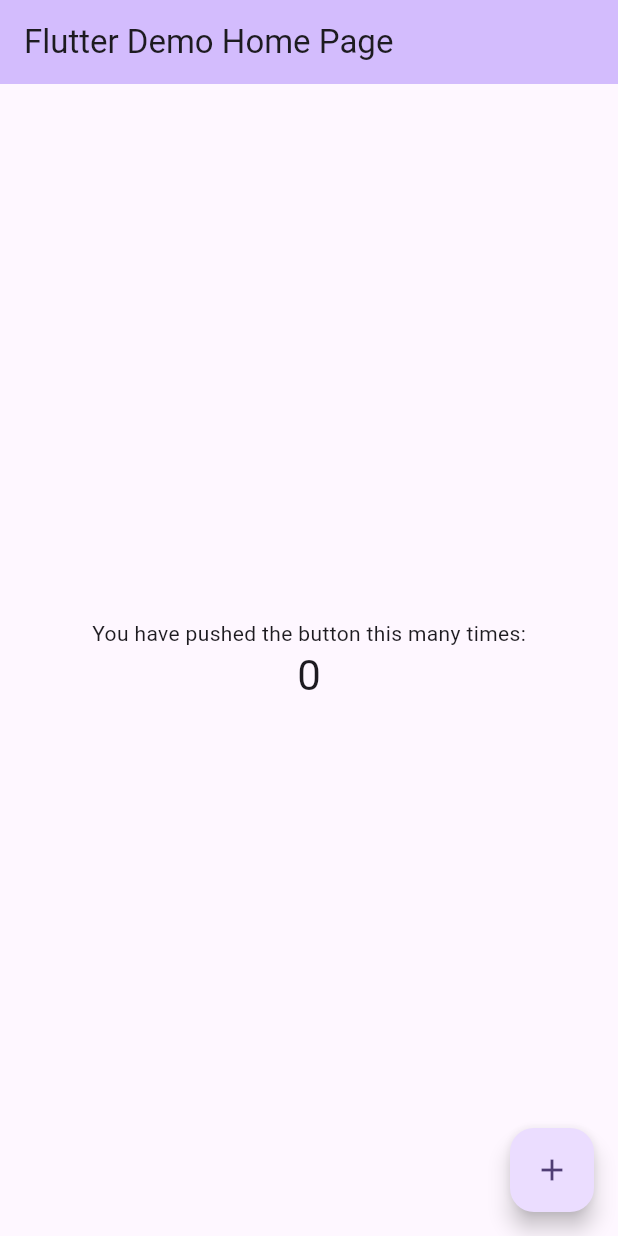
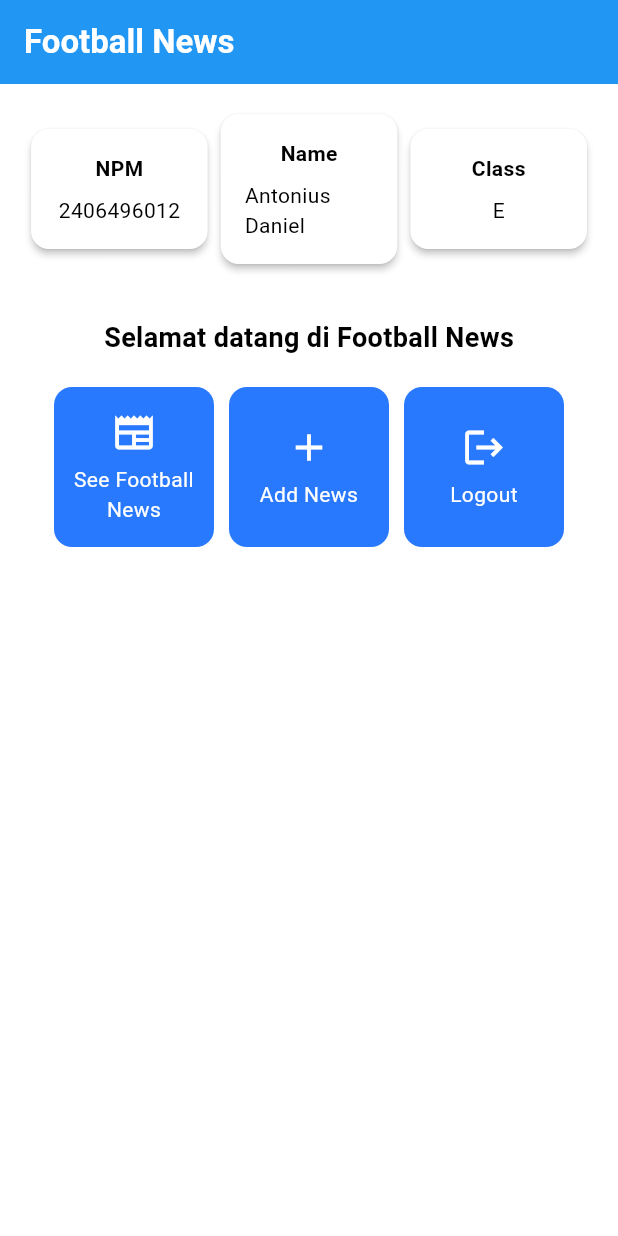
Before and after one commit to antoniusdaniel06/football-news-mobile, a Flutter app: the screen it shows after launch, on a phone screen of 412 x 824 dp. Run offline on Flutter 3.47's test engine with Material 3 defaults, Android fonts, the phone set to English and light mode, and no system bars.

Commit message:
selesai tutorial 6

```diff
--- a/football_news/lib/main.dart
+++ b/football_news/lib/main.dart
@@ -1,4 +1,5 @@
 import 'package:flutter/material.dart';
+import 'package:football_news/menu.dart';
 
 void main() {
   runApp(const MyApp());
@@ -28,95 +29,10 @@ class MyApp extends StatelessWidget {
         //
         // This works for code too, not just values: Most code changes can be
         // tested with just a hot reload.
-        colorScheme: ColorScheme.fromSeed(seedColor: Colors.deepPurple),
+        colorScheme:ColorScheme.fromSwatch(primarySwatch: Colors.blue)
+            .copyWith(secondary: Colors.blueAccent[400]),
       ),
-      home: const MyHomePage(title: 'Flutter Demo Home Page'),
+      home: MyHomePage(),
     );
   }
 }
-
-class MyHomePage extends StatefulWidget {
-  const MyHomePage({super.key, required this.title});
-
-  // This widget is the home page of your application. It is stateful, meaning
-  // that it has a State object (defined below) that contains fields that affect
-  // how it looks.
-
-  // This class is the configuration for the state. It holds the values (in this
-  // case the title) provided by the parent (in this case the App widget) and
-  // used by the build method of the State. Fields in a Widget subclass are
-  // always marked "final".
-
-  final String title;
-
-  @override
-  State<MyHomePage> createState() => _MyHomePageState();
-}
-
-class _MyHomePageState extends State<MyHomePage> {
-  int _counter = 0;
-
-  void _incrementCounter() {
-    setState(() {
-      // This call to setState tells the Flutter framework that something has
-      // changed in this State, which causes it to rerun the build method below
-      // so that the display can reflect the updated values. If we changed
-      // _counter without calling setState(), then the build method would not be
-      // called again, and so nothing would appear to happen.
-      _counter++;
-    });
-  }
-
-  @override
-  Widget build(BuildContext context) {
-    // This method is rerun every time setState is called, for instance as done
-    // by the _incrementCounter method above.
-    //
-    // The Flutter framework has been optimized to make rerunning build methods
-    // fast, so that you can just rebuild anything that needs updating rather
-    // than having to individually change instances of widgets.
-    return Scaffold(
-      appBar: AppBar(
-        // TRY THIS: Try changing the color here to a specific color (to
-        // Colors.amber, perhaps?) and trigger a hot reload to see the AppBar
-        // change color while the other colors stay the same.
-        backgroundColor: Theme.of(context).colorScheme.inversePrimary,
-        // Here we take the value from the MyHomePage object that was created by
-        // the App.build method, and use it to set our appbar title.
-        title: Text(widget.title),
-      ),
-      body: Center(
-        // Center is a layout widget. It takes a single child and positions it
-        // in the middle of the parent.
-        child: Column(
-          // Column is also a layout widget. It takes a list of children and
-          // arranges them vertically. By default, it sizes itself to fit its
-          // children horizontally, and tries to be as tall as its parent.
-          //
-          // Column has various properties to control how it sizes itself and
-          // how it positions its children. Here we use mainAxisAlignment to
-          // center the children vertically; the main axis here is the vertical
-          // axis because Columns are vertical (the cross axis would be
-          // horizontal).
-          //
-          // TRY THIS: Invoke "debug painting" (choose the "Toggle Debug Paint"
-          // action in the IDE, or press "p" in the console), to see the
-          // wireframe for each widget.
-          mainAxisAlignment: MainAxisAlignment.center,
-          children: <Widget>[
-            const Text('You have pushed the button this many times:'),
-            Text(
-              '$_counter',
-              style: Theme.of(context).textTheme.headlineMedium,
-            ),
-          ],
-        ),
-      ),
-      floatingActionButton: FloatingActionButton(
-        onPressed: _incrementCounter,
-        tooltip: 'Increment',
-        child: const Icon(Icons.add),
-      ), // This trailing comma makes auto-formatting nicer for build methods.
-    );
-  }
-}
--- /dev/null
+++ b/football_news/lib/menu.dart
@@ -0,0 +1,190 @@
+import 'package:flutter/material.dart';
+
+class MyHomePage extends StatelessWidget {
+    MyHomePage({super.key});
+
+    final String nama = "Antonius Daniel";
+    final String npm = "2406496012";
+    final String kelas = "E";
+
+    final List<ItemHomepage> items = [
+    ItemHomepage("See Football News", Icons.newspaper),
+    ItemHomepage("Add News", Icons.add),
+    ItemHomepage("Logout", Icons.logout),
+  ];
+
+   @override
+    Widget build(BuildContext context) {
+    // Scaffold menyediakan struktur dasar halaman dengan AppBar dan body.
+    return Scaffold(
+      // AppBar adalah bagian atas halaman yang menampilkan judul.
+      appBar: AppBar(
+        // Judul aplikasi "Football News" dengan teks putih dan tebal.
+        title: const Text(
+          'Football News',
+          style: TextStyle(
+            color: Colors.white,
+            fontWeight: FontWeight.bold,
+          ),
+        ),
+        // Warna latar belakang AppBar diambil dari skema warna tema aplikasi.
+        backgroundColor: Theme.of(context).colorScheme.primary,
+      ),
+      // Body halaman dengan padding di sekelilingnya.
+      body: Padding(
+        padding: const EdgeInsets.all(16.0),
+        // Menyusun widget secara vertikal dalam sebuah kolom.
+        child: Column(
+          crossAxisAlignment: CrossAxisAlignment.center,
+          children: [
+            // Row untuk menampilkan 3 InfoCard secara horizontal.
+            Row(
+              mainAxisAlignment: MainAxisAlignment.spaceEvenly,
+              children: [
+                InfoCard(title: 'NPM', content: npm),
+                InfoCard(title: 'Name', content: nama),
+                InfoCard(title: 'Class', content: kelas),
+              ],
+            ),
+
+            // Memberikan jarak vertikal 16 unit.
+            const SizedBox(height: 16.0),
+
+            // Menempatkan widget berikutnya di tengah halaman.
+            Center(
+              child: Column(
+                // Menyusun teks dan grid item secara vertikal.
+
+                children: [
+                  // Menampilkan teks sambutan dengan gaya tebal dan ukuran 18.
+                  const Padding(
+                    padding: EdgeInsets.only(top: 16.0),
+                    child: Text(
+                      'Selamat datang di Football News',
+                      style: TextStyle(
+                        fontWeight: FontWeight.bold,
+                        fontSize: 18.0,
+                      ),
+                    ),
+                  ),
+
+                  // Grid untuk menampilkan ItemCard dalam bentuk grid 3 kolom.
+                  GridView.count(
+                    primary: true,
+                    padding: const EdgeInsets.all(20),
+                    crossAxisSpacing: 10,
+                    mainAxisSpacing: 10,
+                    crossAxisCount: 3,
+                    // Agar grid menyesuaikan tinggi kontennya.
+                    shrinkWrap: true,
+
+                    // Menampilkan ItemCard untuk setiap item dalam list items.
+                    children: items.map((ItemHomepage item) {
+                      return ItemCard(item);
+                    }).toList(),
+                  ),
+                ],
+              ),
+            ),
+          ],
+        ),
+      ),
+    );
+    }
+}
+
+class ItemCard extends StatelessWidget {
+  // Menampilkan kartu dengan ikon dan nama.
+
+  final ItemHomepage item;
+
+  const ItemCard(this.item, {super.key});
+
+  @override
+  Widget build(BuildContext context) {
+    return Material(
+      // Menentukan warna latar belakang dari tema aplikasi.
+      color: Theme.of(context).colorScheme.secondary,
+      // Membuat sudut kartu melengkung.
+      borderRadius: BorderRadius.circular(12),
+
+      child: InkWell(
+        // Aksi ketika kartu ditekan.
+        onTap: () {
+          // Menampilkan pesan SnackBar saat kartu ditekan.
+          ScaffoldMessenger.of(context)
+            ..hideCurrentSnackBar()
+            ..showSnackBar(
+              SnackBar(content: Text("Kamu telah menekan tombol ${item.name}!"))
+            );
+        },
+        // Container untuk menyimpan Icon dan Text
+        child: Container(
+          padding: const EdgeInsets.all(8),
+          child: Center(
+            child: Column(
+              // Menyusun ikon dan teks di tengah kartu.
+              mainAxisAlignment: MainAxisAlignment.center,
+              children: [
+                Icon(
+                  item.icon,
+                  color: Colors.white,
+                  size: 30.0,
+                ),
+                const Padding(padding: EdgeInsets.all(3)),
+                Text(
+                  item.name,
+                  textAlign: TextAlign.center,
+                  style: const TextStyle(color: Colors.white),
+                ),
+              ],
+            ),
+          ),
+        ),
+      ),
+    );
+  }
+
+}
+
+class ItemHomepage {
+ final String name;
+ final IconData icon;
+
+ ItemHomepage(this.name, this.icon);
+
+
+}
+
+class InfoCard extends StatelessWidget {
+  // Kartu informasi yang menampilkan title dan content.
+
+  final String title;  // Judul kartu.
+  final String content;  // Isi kartu.
+
+  const InfoCard({super.key, required this.title, required this.content});
+
+  @override
+  Widget build(BuildContext context) {
+    return Card(
+      // Membuat kotak kartu dengan bayangan dibawahnya.
+      elevation: 2.0,
+      child: Container(
+        // Mengatur ukuran dan jarak di dalam kartu.
+        width: MediaQuery.of(context).size.width / 3.5, // menyesuaikan dengan lebar device yang digunakan.
+        padding: const EdgeInsets.all(16.0),
+        // Menyusun title dan content secara vertikal.
+        child: Column(
+          children: [
+            Text(
+              title,
+              style: const TextStyle(fontWeight: FontWeight.bold),
+            ),
+            const SizedBox(height: 8.0),
+            Text(content),
+          ],
+        ),
+      ),
+    );
+  }
+}
```
